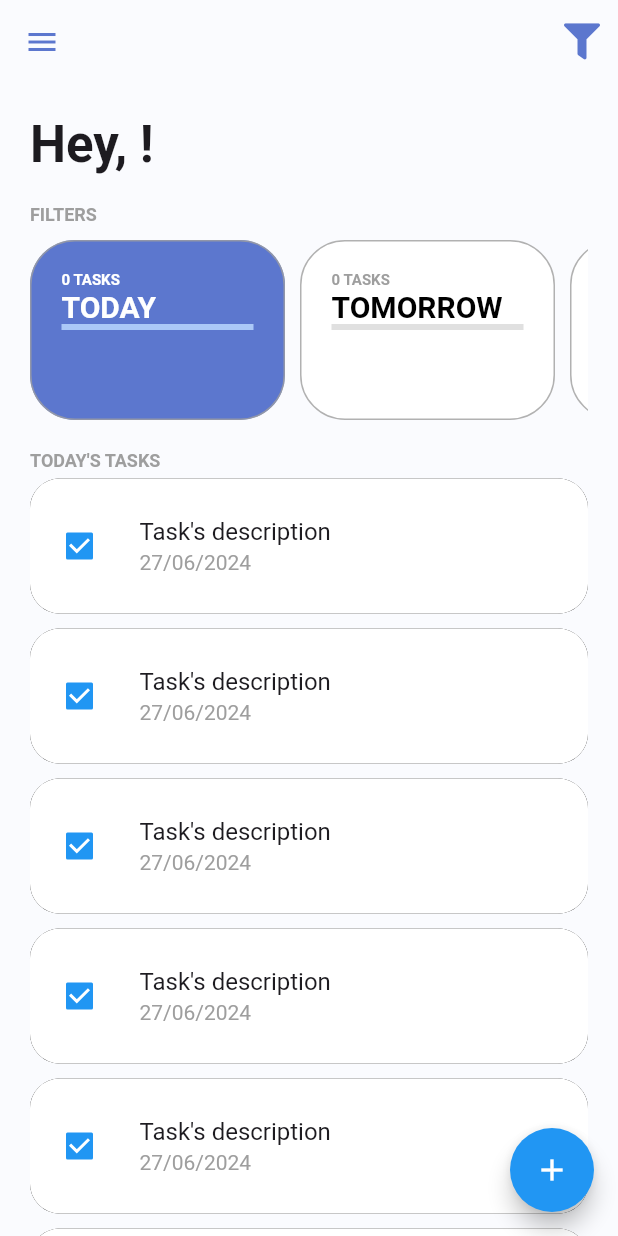
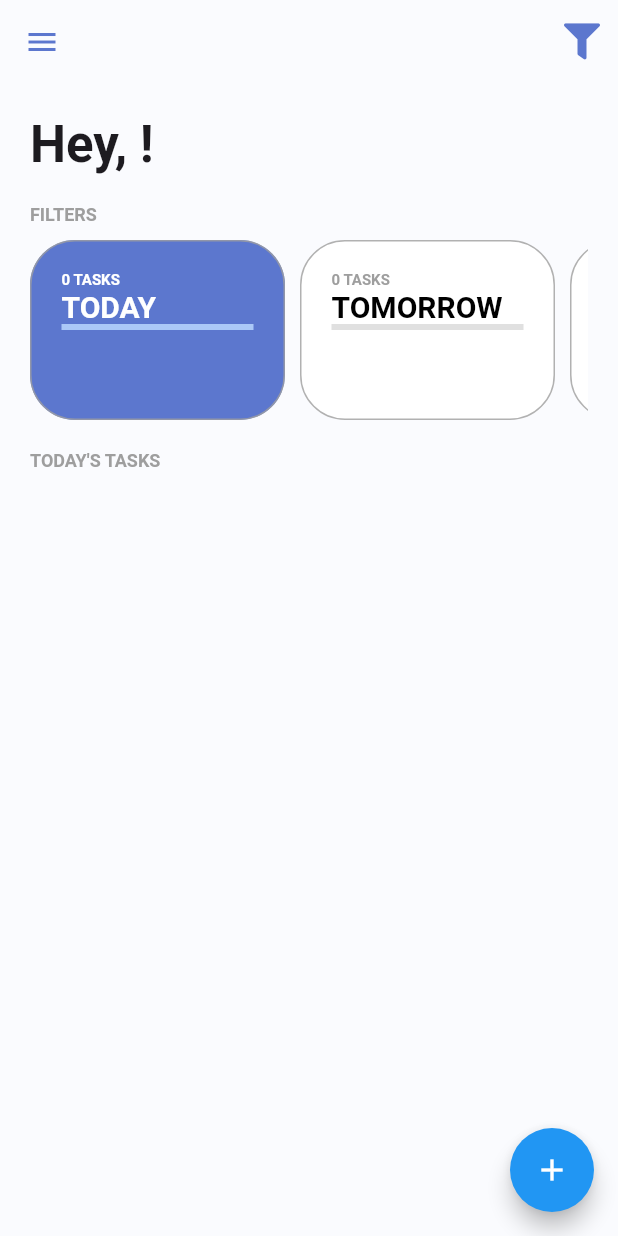
Before and after one commit to paulocf92/academiadoflutter-todo-list, a Flutter app: the screen it shows once a user with an empty profile is signed in, on a phone screen of 412 x 824 dp. Run offline on Flutter 3.47's test engine with Material 3 defaults, Android fonts, the phone set to English and light mode, and no system bars; our stand-ins replace date_picker_timeline, firebase_auth, firebase_core, google_fonts, google_sign_in, sign_in_button and 2 more; missing offline and left inert: flutter_overlay_loader, validatorless; accounts and stored records are empty; Roboto replaces fonts that are missing (Mandali).

Commit message:
chore: display tasks' label and list of filtered tasks both dynamically based on selected filter

```diff
--- a/lib/app/modules/home/widgets/home_tasks.dart
+++ b/lib/app/modules/home/widgets/home_tasks.dart
@@ -1,5 +1,9 @@
 import 'package:flutter/material.dart';
+import 'package:provider/provider.dart';
 import 'package:todo_list_provider/app/core/ui/theme_extensions.dart';
+import 'package:todo_list_provider/app/models/task_filter_enum.dart';
+import 'package:todo_list_provider/app/models/task_model.dart';
+import 'package:todo_list_provider/app/modules/home/home_controller.dart';
 import 'package:todo_list_provider/app/modules/home/widgets/task.dart';
 
 class HomeTasks extends StatelessWidget {
@@ -14,25 +18,21 @@ class HomeTasks extends StatelessWidget {
         crossAxisAlignment: CrossAxisAlignment.start,
         children: [
           const SizedBox(height: 20),
-          Text('TODAY\'S TASKS', style: context.titleStyle),
+          Selector<HomeController, String>(
+            selector: (context, controller) =>
+                controller.selectedFilter.description,
+            builder: (context, value, child) {
+              return Text(value, style: context.titleStyle);
+            },
+          ),
           Column(
             crossAxisAlignment: CrossAxisAlignment.start,
-            children: [
-              Task(),
-              Task(),
-              Task(),
-              Task(),
-              Task(),
-              Task(),
-              Task(),
-              Task(),
-              Task(),
-              Task(),
-              Task(),
-              Task(),
-              Task(),
-              Task(),
-            ],
+            children: context
+                .select<HomeController, List<TaskModel>>(
+                  (controller) => controller.filteredTasks,
+                )
+                .map((task) => Task())
+                .toList(),
           )
         ],
       ),
```
